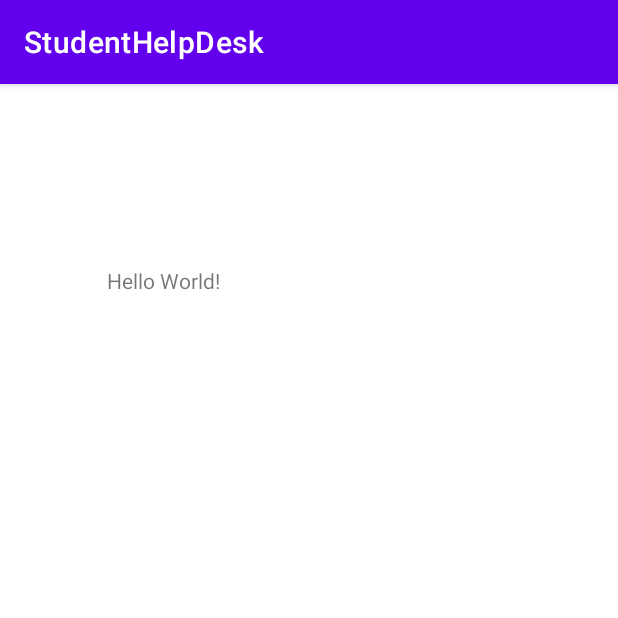
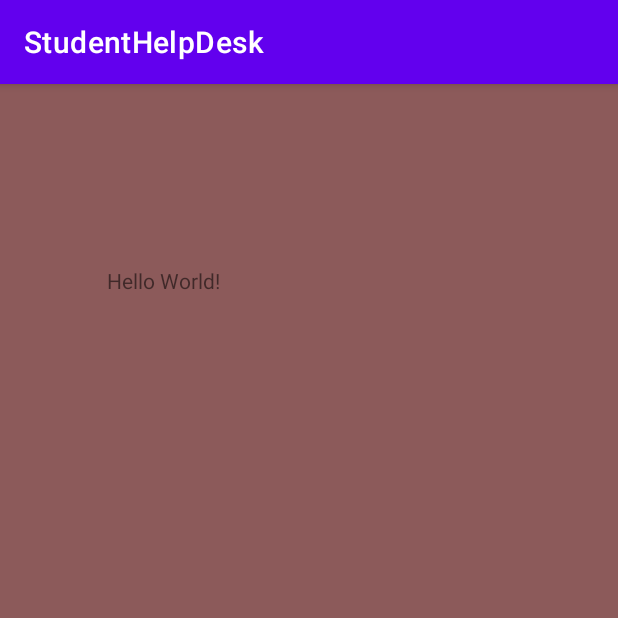
Before and after one commit to Riyanshi243/Banasthali_PlacementAid, an Android app: the screen it shows after launch (MainActivity), on a phone screen of 412 x 824 dp, the top half of it. Run offline under Robolectric (Android 15) with nearby library versions, the light colour scheme and no system bars.

Commit message:
Test commit

```diff
--- a/app/src/main/res/layout/activity_main.xml
+++ b/app/src/main/res/layout/activity_main.xml
@@ -4,6 +4,7 @@
     xmlns:tools="http://schemas.android.com/tools"
     android:layout_width="match_parent"
     android:layout_height="match_parent"
+    android:background="#8C5A5A"
     tools:context=".MainActivity">
 
     <TextView
```
